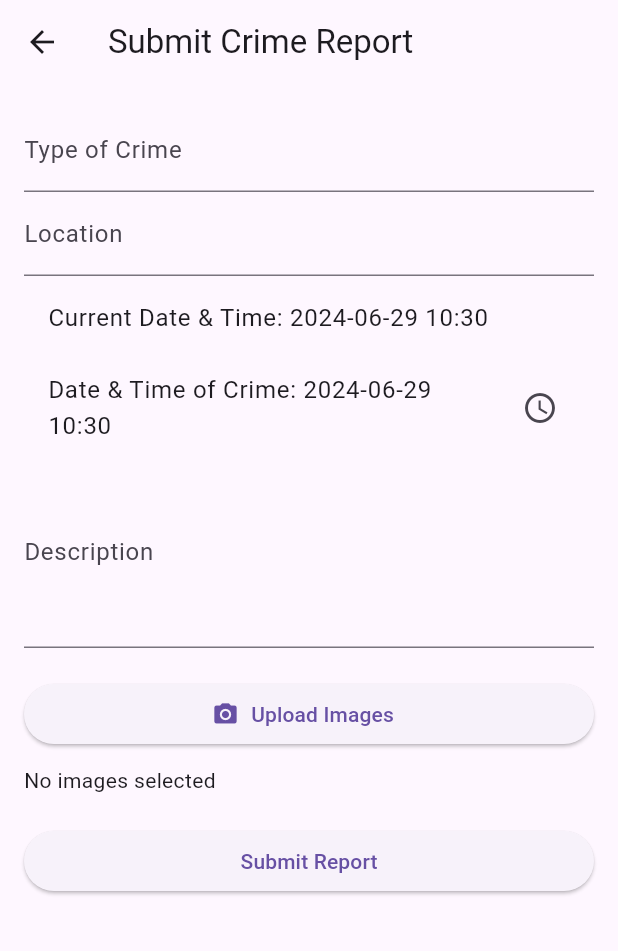
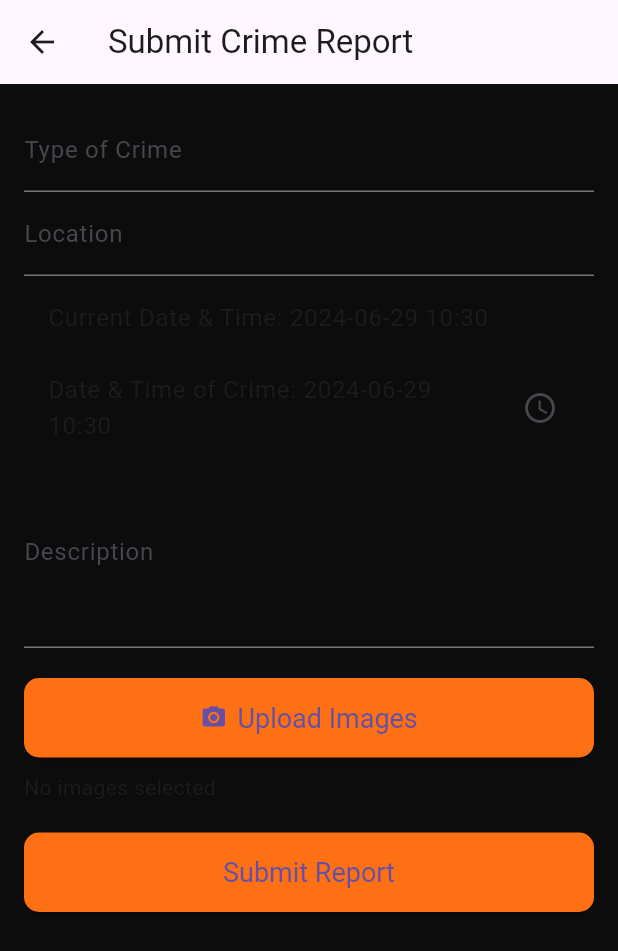
Before and after one commit to akashdolani/odoo, a Flutter app: the SubmitReportScreen screen opened directly with empty values, on a phone screen of 412 x 824 dp. Shown: the top 951 px of the screen. Run offline on Flutter 3.47's test engine with Material 3 defaults, Android fonts, the phone set to English and light mode, and no system bars; our stand-ins replace geolocator, google_maps_flutter, image_picker, pinput, shared_preferences; accounts and stored records are empty.

Commit message:
theme of reports

```diff
--- a/live_crime_report/lib/pages/submit_report.dart
+++ b/live_crime_report/lib/pages/submit_report.dart
@@ -103,7 +103,11 @@ class _SubmitReportScreenState extends State<SubmitReportScreen> {
       appBar: AppBar(
         title: Text('Submit Crime Report'),
       ),
-      body: Padding(
+      body: Container(
+        decoration: BoxDecoration(
+          color: Color.fromRGBO(
+              12, 12, 12, 1.0), // Background color RGBA(12, 12, 12, 1.0)
+        ),
         padding: EdgeInsets.all(16.0),
         child: Form(
           key: _formKey,
@@ -131,11 +135,13 @@ class _SubmitReportScreenState extends State<SubmitReportScreen> {
               ),
               ListTile(
                 title: Text(
-                    'Current Date & Time: ${_currentDate.toLocal().toString().split(' ')[0]} ${_currentDate.toLocal().hour}:${_currentDate.toLocal().minute}'),
+                  'Current Date & Time: ${_currentDate.toLocal().toString().split(' ')[0]} ${_currentDate.toLocal().hour}:${_currentDate.toLocal().minute}',
+                ),
               ),
               ListTile(
                 title: Text(
-                    'Date & Time of Crime: ${_crimeDate.toLocal().toString().split(' ')[0]} ${_crimeDate.toLocal().hour}:${_crimeDate.toLocal().minute}'),
+                  'Date & Time of Crime: ${_crimeDate.toLocal().toString().split(' ')[0]} ${_crimeDate.toLocal().hour}:${_crimeDate.toLocal().minute}',
+                ),
                 trailing: Icon(Icons.access_time),
                 onTap: () async {
                   DateTime? pickedDate = await showDatePicker(
@@ -179,6 +185,18 @@ class _SubmitReportScreenState extends State<SubmitReportScreen> {
                 onPressed: _pickImages,
                 icon: Icon(Icons.camera_alt),
                 label: Text('Upload Images'),
+                style: ElevatedButton.styleFrom(
+                  primary: Color.fromRGBO(
+                      253, 112, 20, 1.0), // Background color RGB(253, 112, 20)
+                  textStyle: TextStyle(fontSize: 18.0), // Adjust text size
+                  padding: EdgeInsets.symmetric(
+                      vertical: 16.0,
+                      horizontal: 32.0), // Adjust padding as needed
+                  shape: RoundedRectangleBorder(
+                    borderRadius:
+                        BorderRadius.circular(10.0), // Rounded corners
+                  ),
+                ),
               ),
               SizedBox(height: 10),
               _images.isNotEmpty
@@ -199,6 +217,18 @@ class _SubmitReportScreenState extends State<SubmitReportScreen> {
               ElevatedButton(
                 onPressed: _submitReport,
                 child: Text('Submit Report'),
+                style: ElevatedButton.styleFrom(
+                  primary: Color.fromRGBO(
+                      253, 112, 20, 1.0), // Background color RGB(253, 112, 20)
+                  textStyle: TextStyle(fontSize: 18.0), // Adjust text size
+                  padding: EdgeInsets.symmetric(
+                      vertical: 16.0,
+                      horizontal: 32.0), // Adjust padding as needed
+                  shape: RoundedRectangleBorder(
+                    borderRadius:
+                        BorderRadius.circular(10.0), // Rounded corners
+                  ),
+                ),
               ),
             ],
           ),
```
